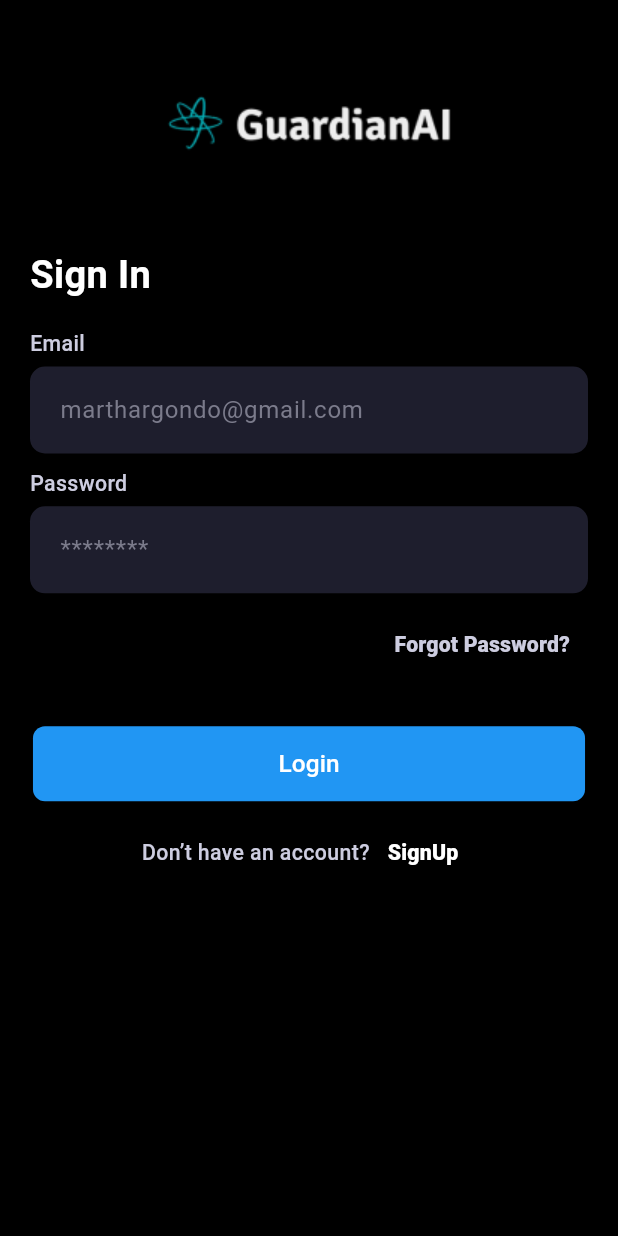
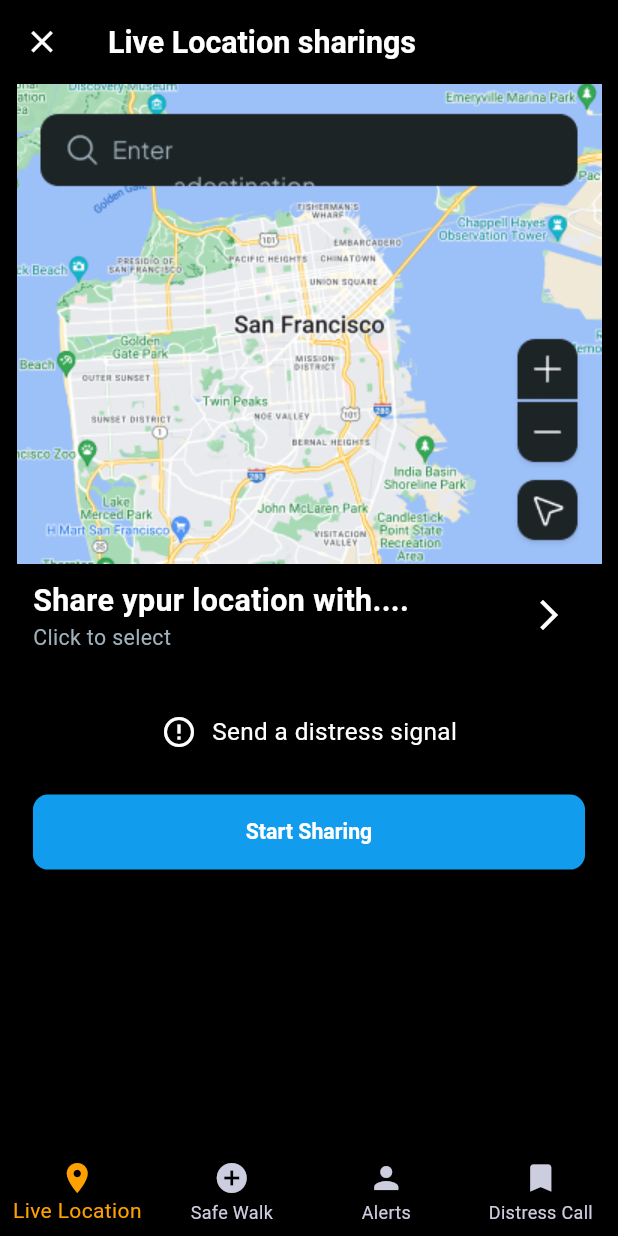
Before and after one commit to ekinyua/GuardianAI, a Flutter app: the LoginScreen screen opened directly, after a tap on "Login", on a phone screen of 412 x 824 dp. Run offline on Flutter 3.47's test engine with Material 3 defaults, Android fonts, the phone set to English and light mode, and no system bars; our stand-ins replace flutter_screenutil, page_transition; Roboto replaces fonts that are missing (Poppins).

Commit message:
Distress call and live location screen done

```diff
--- a/mobile/guardian_ai/lib/forgot_password/forgotpassword.dart
+++ b/mobile/guardian_ai/lib/forgot_password/forgotpassword.dart
@@ -10,7 +10,6 @@ class ForgotPasswordScreen extends StatelessWidget {
   Widget build(BuildContext context) {
     return SafeArea(
       child: Scaffold(
-        backgroundColor: const Color(0xff000000),
         body: SingleChildScrollView(
           scrollDirection: Axis.vertical,
           child: Center(
--- /dev/null
+++ b/mobile/guardian_ai/lib/location/livelocation/livelocation.dart
@@ -0,0 +1,117 @@
+import 'package:flutter/material.dart';
+import 'package:flutter_screenutil/flutter_screenutil.dart';
+
+class LiveLocationScreen extends StatelessWidget {
+  const LiveLocationScreen({super.key});
+
+  @override
+  Widget build(BuildContext context) {
+    return SafeArea(
+      child: Scaffold(
+          appBar: AppBar(
+            backgroundColor: const Color(0xff000000),
+            leading: IconButton(
+              icon: Icon(Icons.close, color: Colors.white, size: 24.r),
+              onPressed: () {
+                Navigator.pop(context);
+              },
+            ),
+            title: Text('Live Location sharings',
+                style: TextStyle(
+                    fontSize: 20.sp,
+                    color: Colors.white,
+                    fontWeight: FontWeight.bold)),
+          ),
+          body: Column(
+            children: [
+              Image.asset(
+                'assets/location.png',
+              ),
+              Padding(
+                padding: EdgeInsets.symmetric(horizontal: 20.w, vertical: 10.h),
+                child: Row(
+                  crossAxisAlignment: CrossAxisAlignment.start,
+                  mainAxisAlignment: MainAxisAlignment.spaceBetween,
+                  children: [
+                    Column(
+                      crossAxisAlignment: CrossAxisAlignment.start,
+                      children: [
+                        Text(
+                          'Share ypur location with....',
+                          style: TextStyle(
+                            fontSize: 20.sp,
+                            fontWeight: FontWeight.bold,
+                            color: const Color(0xffFFFFFF),
+                          ),
+                        ),
+                        Text(
+                          'Click to select',
+                          style: TextStyle(
+                              fontSize: 14.sp, color: const Color(0xff9EB0BA)),
+                        ),
+                      ],
+                    ),
+                    IconButton(
+                        onPressed: () {},
+                        icon: const Icon(
+                          Icons.arrow_forward_ios,
+                          color: Colors.white,
+                        )),
+                  ],
+                ),
+              ),
+              SizedBox(
+                height: 30.h,
+              ),
+              Row(
+                crossAxisAlignment: CrossAxisAlignment.center,
+                mainAxisAlignment: MainAxisAlignment.center,
+                children: [
+                  const Icon(
+                    Icons.error_outline,
+                    color: Color(0xffFFFFFF),
+                  ),
+                  const SizedBox(
+                    width: 10,
+                  ),
+                  Text(
+                    'Send a distress signal',
+                    style: TextStyle(
+                      fontSize: 16.sp,
+                      color: const Color(0xffFFFFFF),
+                    ),
+                  ),
+                ],
+              ),
+              const SizedBox(
+                height: 30,
+              ),
+              Padding(
+                padding: EdgeInsets.symmetric(horizontal: 20.w),
+                child: ElevatedButton(
+                  onPressed: () {},
+                  style: ElevatedButton.styleFrom(
+                    minimumSize: const Size(double.infinity, 50),
+                    backgroundColor: const Color(0xff129CED),
+                    shape: RoundedRectangleBorder(
+                      borderRadius: BorderRadius.circular(10.r),
+                    ),
+                    padding:
+                        EdgeInsets.symmetric(horizontal: 20.w, vertical: 10.h),
+                    textStyle: const TextStyle(color: Color(0xffFFFFFF)),
+                  ),
+                  child: Text(
+                    'Start Sharing',
+                    style: TextStyle(
+                        fontSize: 14.sp,
+                        fontFamily: 'Poppins',
+                        fontWeight: FontWeight.bold,
+                        color: Colors.white),
+                  ),
+                ),
+              ),
+            ],
+          )),
+    );
+  }
+}
--- /dev/null
+++ b/mobile/guardian_ai/lib/location/location.dart
@@ -0,0 +1,59 @@
+import 'package:flutter/material.dart';
+import 'package:guardian_ai/location/alerts/alerts.dart';
+import 'package:guardian_ai/location/distresscall/distresscall.dart';
+import 'package:guardian_ai/location/livelocation/livelocation.dart';
+import 'package:guardian_ai/location/safewalk/safewalk.dart';
+
+class LocationScreen extends StatefulWidget {
+  const LocationScreen({super.key});
+
+  @override
+  State<LocationScreen> createState() => _LocationScreenState();
+}
+
+class _LocationScreenState extends State<LocationScreen> {
+  int _currentIndex = 0;
+  final List<Widget> _screens = const [
+    LiveLocationScreen(),
+    SafeWalkScreen(),
+    AlertScreen(),
+    DistressCallScreen()
+  ];
+
+  @override
+  Widget build(BuildContext context) {
+    return Scaffold(
+      body: _screens[_currentIndex],
+      bottomNavigationBar: BottomNavigationBar(
+        selectedItemColor: const Color(0xffFFA001),
+        unselectedItemColor: const Color(0xffCDCDE0),
+        type: BottomNavigationBarType.fixed,
+        backgroundColor: Colors.black,
+        currentIndex: _currentIndex,
+        onTap: (index) {
+          setState(() {
+            _currentIndex = index;
+          });
+        },
+        items: const [
+          BottomNavigationBarItem(
+            icon: Icon(Icons.location_on),
+            label: 'Live Location',
+          ),
+          BottomNavigationBarItem(
+            icon: Icon(Icons.add_circle),
+            label: 'Safe Walk',
+          ),
+          BottomNavigationBarItem(
+            icon: Icon(Icons.person),
+            label: 'Alerts',
+          ),
+          BottomNavigationBarItem(
+            icon: Icon(Icons.turned_in_outlined),
+            label: 'Distress Call',
+          ),
+        ],
+      ),
+    );
+  }
+}
--- a/mobile/guardian_ai/lib/login/login.dart
+++ b/mobile/guardian_ai/lib/login/login.dart
@@ -1,6 +1,7 @@
 import 'package:flutter/material.dart';
 import 'package:flutter_screenutil/flutter_screenutil.dart';
 import 'package:guardian_ai/forgot_password/forgotpassword.dart';
+import 'package:guardian_ai/location/location.dart';
 import 'package:guardian_ai/signup/signup.dart';
 import 'package:page_transition/page_transition.dart';
 
@@ -11,7 +12,6 @@ class LoginScreen extends StatelessWidget {
   Widget build(BuildContext context) {
     return SafeArea(
       child: Scaffold(
-        backgroundColor: Colors.black,
         body: SingleChildScrollView(
           scrollDirection: Axis.vertical,
           child: Column(
@@ -137,7 +137,13 @@ class LoginScreen extends StatelessWidget {
               Padding(
                 padding: EdgeInsets.symmetric(horizontal: 20.w),
                 child: ElevatedButton(
-                  onPressed: () {},
+                  onPressed: () {
+                    Navigator.push(
+                        context,
+                        PageTransition(
+                            type: PageTransitionType.rightToLeft,
+                            child: const LocationScreen()));
+                  },
                   style: ElevatedButton.styleFrom(
                     backgroundColor: Colors.blue,
                     minimumSize: const Size(double.infinity, 50),
--- a/mobile/guardian_ai/lib/onboarding/onboarding.dart
+++ b/mobile/guardian_ai/lib/onboarding/onboarding.dart
@@ -10,7 +10,6 @@ class OnboardingScreen extends StatelessWidget {
   Widget build(BuildContext context) {
     return SafeArea(
       child: Scaffold(
-        backgroundColor: const Color(0xff000000),
         body: SingleChildScrollView(
           scrollDirection: Axis.vertical,
           child: Center(
```
Also changed, not shown: mobile/guardian_ai/lib/location/alerts/alerts.dart (added, +10 -0 lines), mobile/guardian_ai/lib/location/distresscall/distresscall.dart (added, +141 -0 lines), mobile/guardian_ai/lib/location/safewalk/safewalk.dart (added, +10 -0 lines), mobile/guardian_ai/lib/main.dart (+6 -6 lines), mobile/guardian_ai/lib/signup/signup.dart (+8 -2 lines), mobile/guardian_ai/assets/location.png (added), mobile/guardian_ai/assets/safewalk.png (added).
